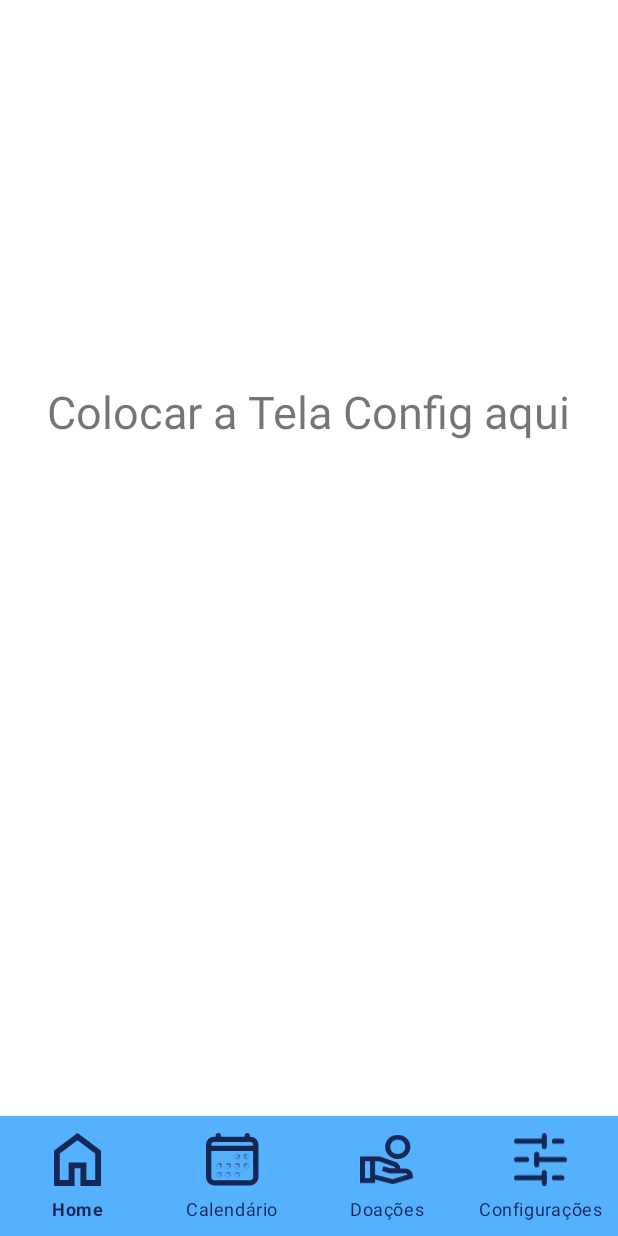
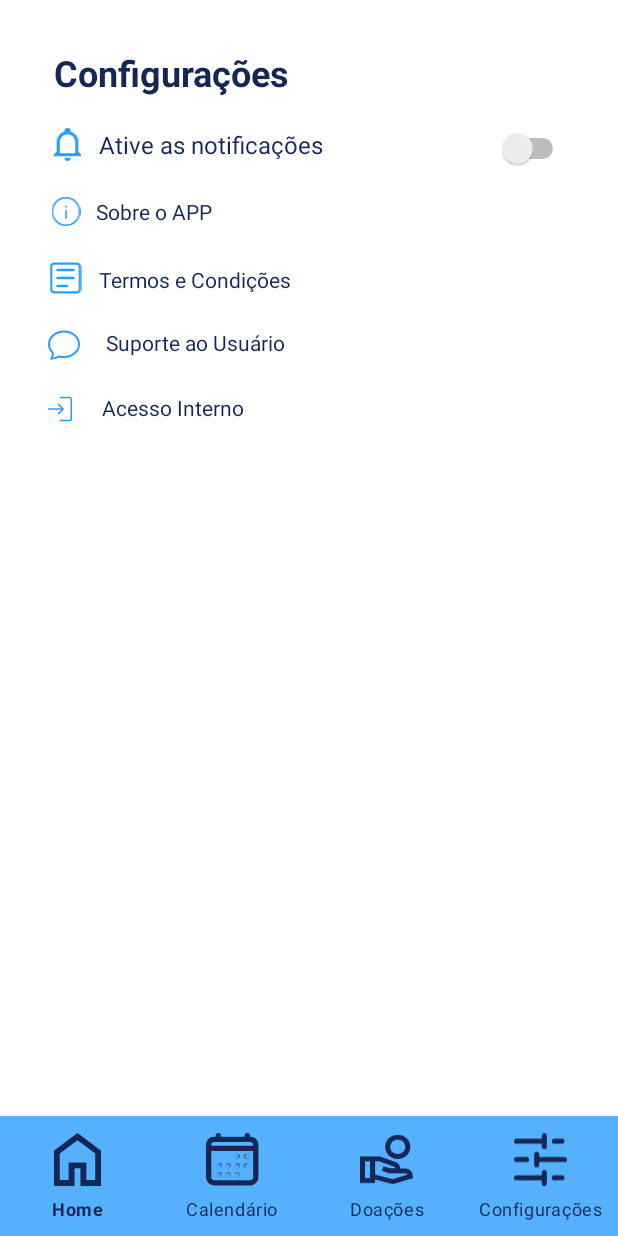
Before and after one commit to 2024-1-NADS3/Projeto2, an Android app: the Config screen opened directly, with no data from a screen before it, on a phone screen of 412 x 824 dp. Run offline under Robolectric (Android 15) with nearby library versions, the phone set to English and light mode, and no system bars.

Commit message:
add tela config

```diff
--- /dev/null
+++ b/Telas/app/src/main/res/drawable/vector.xml
@@ -0,0 +1,11 @@
+<vector xmlns:android="http://schemas.android.com/apk/res/android"
+    android:width="18dp"
+    android:height="21dp"
+    android:viewportWidth="18"
+    android:viewportHeight="21">
+  <path
+      android:strokeWidth="1"
+      android:pathData="M2.354,15.354L2.5,15.207V15V9C2.5,6.121 4.355,3.616 7.144,2.779L7.5,2.672V2.3V2C7.5,1.176 8.176,0.5 9,0.5C9.824,0.5 10.5,1.176 10.5,2V2.3V2.672L10.856,2.779C13.645,3.616 15.5,6.121 15.5,9V15V15.207L15.646,15.354L17.5,17.207V17.5H0.5V17.207L2.354,15.354ZM3.5,16V16.5H4H14H14.5V16V9C14.5,5.924 12.076,3.5 9,3.5C5.924,3.5 3.5,5.924 3.5,9V16ZM10.413,19.5C10.206,20.081 9.649,20.5 9,20.5C8.351,20.5 7.794,20.081 7.586,19.5H10.413Z"
+      android:fillColor="#2B9DFE"
+      android:strokeColor="#2B9DFE"/>
+</vector>
--- /dev/null
+++ b/Telas/app/src/main/res/drawable/vector_access.xml
@@ -0,0 +1,9 @@
+<vector xmlns:android="http://schemas.android.com/apk/res/android"
+    android:width="16dp"
+    android:height="17dp"
+    android:viewportWidth="16"
+    android:viewportHeight="17">
+  <path
+      android:pathData="M7.98,16.5V15.5H14.385C14.538,15.5 14.679,15.436 14.808,15.308C14.936,15.179 15,15.038 15,14.885V2.115C15,1.962 14.936,1.821 14.808,1.692C14.679,1.564 14.538,1.5 14.385,1.5H7.98V0.5H14.384C14.844,0.5 15.228,0.654 15.536,0.963C15.845,1.271 15.999,1.655 15.999,2.115V14.885C15.999,15.345 15.845,15.729 15.537,16.037C15.228,16.346 14.844,16.5 14.384,16.5H7.98ZM7.27,12.038L6.567,11.319L8.887,9H0V8H8.887L6.567,5.68L7.269,4.962L10.808,8.5L7.27,12.038Z"
+      android:fillColor="#2B9DFE"/>
+</vector>
--- /dev/null
+++ b/Telas/app/src/main/res/drawable/vector_info.xml
@@ -0,0 +1,9 @@
+<vector xmlns:android="http://schemas.android.com/apk/res/android"
+    android:width="18dp"
+    android:height="18dp"
+    android:viewportWidth="18"
+    android:viewportHeight="18">
+  <path
+      android:pathData="M8.5,13.5H9.5V8H8.5V13.5ZM9,6.577C9.175,6.577 9.321,6.518 9.438,6.4C9.556,6.282 9.615,6.136 9.615,5.962C9.615,5.787 9.556,5.641 9.438,5.523C9.321,5.405 9.175,5.346 9,5.346C8.825,5.346 8.679,5.405 8.562,5.523C8.445,5.641 8.386,5.787 8.385,5.962C8.384,6.137 8.443,6.283 8.562,6.4C8.679,6.518 8.825,6.577 9,6.577ZM9.003,18C7.759,18 6.589,17.764 5.493,17.292C4.398,16.819 3.445,16.178 2.634,15.368C1.823,14.558 1.182,13.606 0.709,12.512C0.236,11.418 0,10.248 0,9.003C0,7.758 0.236,6.588 0.708,5.493C1.18,4.398 1.821,3.445 2.632,2.634C3.443,1.823 4.395,1.181 5.488,0.709C6.581,0.237 7.751,0.001 8.997,0C10.243,-0.001 11.413,0.235 12.507,0.708C13.601,1.181 14.554,1.822 15.366,2.632C16.178,3.442 16.82,4.394 17.291,5.488C17.762,6.582 17.999,7.752 18,8.997C18.001,10.242 17.765,11.412 17.292,12.507C16.819,13.602 16.177,14.555 15.368,15.366C14.559,16.177 13.607,16.819 12.512,17.291C11.417,17.763 10.248,17.999 9.003,18ZM9,17C11.233,17 13.125,16.225 14.675,14.675C16.225,13.125 17,11.233 17,9C17,6.767 16.225,4.875 14.675,3.325C13.125,1.775 11.233,1 9,1C6.767,1 4.875,1.775 3.325,3.325C1.775,4.875 1,6.767 1,9C1,11.233 1.775,13.125 3.325,14.675C4.875,16.225 6.767,17 9,17Z"
+      android:fillColor="#2B9DFE"/>
+</vector>
--- /dev/null
+++ b/Telas/app/src/main/res/drawable/vector_suporte.xml
@@ -0,0 +1,11 @@
+<vector xmlns:android="http://schemas.android.com/apk/res/android"
+    android:width="21dp"
+    android:height="20dp"
+    android:viewportWidth="21"
+    android:viewportHeight="20">
+  <path
+      android:strokeWidth="1"
+      android:pathData="M10.5,17.875C15.959,17.875 20.188,14.025 20.188,9.5C20.188,4.975 15.959,1.125 10.5,1.125C5.041,1.125 0.813,4.976 0.813,9.5C0.813,11.573 1.685,13.484 3.161,14.964C3.245,15.048 3.31,15.151 3.35,15.263C3.39,15.375 3.405,15.494 3.394,15.613C3.305,16.471 3.136,17.318 2.89,18.145L2.645,18.968L3.482,18.774C5.352,18.341 6.509,17.837 7.052,17.561L6.836,17.134L7.052,17.561C7.231,17.471 7.436,17.449 7.629,17.501C8.566,17.752 9.531,17.877 10.5,17.875ZM10.5,17.875C10.5,17.875 10.5,17.875 10.5,17.875V17.375L10.501,17.875C10.501,17.875 10.501,17.875 10.5,17.875ZM2.367,18.757L2.37,18.748L2.373,18.738L2.374,18.734C2.708,17.763 2.982,16.641 3.083,15.585L3.106,15.351L2.94,15.184C1.412,13.653 0.5,11.664 0.5,9.5C0.5,4.763 4.913,0.813 10.5,0.813C16.087,0.813 20.5,4.763 20.5,9.5C20.5,14.237 16.087,18.188 10.5,18.188L10.499,18.188C9.503,18.19 8.511,18.06 7.549,17.803L7.364,17.753L7.194,17.84C6.552,18.164 5.126,18.778 2.77,19.246C2.561,19.287 2.352,19.326 2.142,19.363C2.222,19.163 2.297,18.961 2.367,18.757Z"
+      android:fillColor="#00000000"
+      android:strokeColor="#2B9DFE"/>
+</vector>
--- /dev/null
+++ b/Telas/app/src/main/res/drawable/vector_terms.xml
@@ -0,0 +1,13 @@
+<vector xmlns:android="http://schemas.android.com/apk/res/android"
+    android:width="20dp"
+    android:height="20dp"
+    android:viewportWidth="20"
+    android:viewportHeight="20">
+  <path
+      android:pathData="M5,5H15M5,10H15M5,15H11M17,1H3C2.47,1 1.961,1.211 1.586,1.586C1.211,1.961 1,2.47 1,3V17C1,17.53 1.211,18.039 1.586,18.414C1.961,18.789 2.47,19 3,19H17C17.53,19 18.039,18.789 18.414,18.414C18.789,18.039 19,17.53 19,17V3C19,2.47 18.789,1.961 18.414,1.586C18.039,1.211 17.53,1 17,1Z"
+      android:strokeLineJoin="round"
+      android:strokeWidth="1.5"
+      android:fillColor="#00000000"
+      android:strokeColor="#2B9DFE"
+      android:strokeLineCap="round"/>
+</vector>
--- a/Telas/app/src/main/res/layout/activity_config.xml
+++ b/Telas/app/src/main/res/layout/activity_config.xml
@@ -7,18 +7,151 @@
     tools:context=".Config">
 
     <TextView
-        android:id="@+id/textView13"
+        android:id="@+id/textView"
+        android:layout_width="340dp"
+        android:layout_height="37dp"
+        android:layout_marginStart="32dp"
+        android:layout_marginTop="32dp"
+        android:layout_marginEnd="32dp"
+        android:text="Configurações"
+        android:textColor="#142755"
+        android:textSize="24sp"
+        android:textStyle="bold"
+        app:layout_constraintEnd_toEndOf="parent"
+        app:layout_constraintStart_toStartOf="parent"
+        app:layout_constraintTop_toTopOf="parent" />
+
+    <ImageView
+        android:id="@+id/imageView"
+        android:layout_width="26dp"
+        android:layout_height="22dp"
+        android:layout_marginStart="32dp"
+        android:layout_marginTop="16dp"
+        app:layout_constraintStart_toStartOf="parent"
+        app:layout_constraintTop_toBottomOf="@+id/textView"
+        app:srcCompat="@drawable/vector" />
+
+    <TextView
+        android:id="@+id/textView2"
+        android:layout_width="0dp"
+        android:layout_height="wrap_content"
+        android:layout_marginStart="8dp"
+        android:layout_marginTop="16dp"
+        android:text="Ative as notificações"
+        android:textColor="#142755"
+        android:textSize="16sp"
+        app:layout_constraintStart_toEndOf="@+id/imageView"
+        app:layout_constraintTop_toBottomOf="@+id/textView" />
+
+    <Switch
+        android:id="@+id/switchNotificacoes"
+        android:layout_width="155dp"
+        android:layout_height="17dp"
+        android:layout_marginStart="8dp"
+        android:layout_marginTop="16dp"
+        android:layout_marginEnd="32dp"
+        android:buttonTint="#2196F3"
+        android:textColorHighlight="#2B9DFE"
+        android:textColorHint="#2196F3"
+        android:textColorLink="#FFFFFF"
+        android:textOn="Ligado"
+        app:layout_constraintEnd_toEndOf="parent"
+        app:layout_constraintStart_toEndOf="@+id/textView2"
+        app:layout_constraintTop_toBottomOf="@+id/textView" />
+
+    <ImageView
+        android:id="@+id/imageView10"
+        android:layout_width="24dp"
+        android:layout_height="19dp"
+        android:layout_marginStart="32dp"
+        android:layout_marginTop="24dp"
+        app:layout_constraintStart_toStartOf="parent"
+        app:layout_constraintTop_toBottomOf="@+id/imageView"
+        app:srcCompat="@drawable/vector_info" />
+
+    <TextView
+        android:id="@+id/textView3"
+        android:layout_width="314dp"
+        android:layout_height="21dp"
+        android:layout_marginStart="8dp"
+        android:layout_marginTop="24dp"
+        android:onClick="avancaSobre"
+        android:text="Sobre o APP"
+        android:textColor="#142755"
+        app:layout_constraintStart_toEndOf="@+id/imageView10"
+        app:layout_constraintTop_toBottomOf="@+id/textView2" />
+
+    <ImageView
+        android:id="@+id/imageView11"
+        android:layout_width="23dp"
+        android:layout_height="21dp"
+        android:layout_marginStart="32dp"
+        android:layout_marginTop="24dp"
+        app:layout_constraintStart_toStartOf="parent"
+        app:layout_constraintTop_toBottomOf="@+id/imageView10"
+        app:srcCompat="@drawable/vector_terms" />
+
+    <TextView
+        android:id="@+id/textView4"
+        android:layout_width="312dp"
+        android:layout_height="18dp"
+        android:layout_marginStart="8dp"
+        android:layout_marginTop="24dp"
+        android:layout_marginEnd="32dp"
+        android:onClick="avancaTermos"
+        android:text="Termos e Condições"
+        android:textColor="#142755"
+        app:layout_constraintEnd_toEndOf="parent"
+        app:layout_constraintStart_toEndOf="@+id/imageView11"
+        app:layout_constraintTop_toBottomOf="@+id/textView3" />
+
+    <ImageView
+        android:id="@+id/imageView12"
         android:layout_width="wrap_content"
         android:layout_height="wrap_content"
-        android:layout_marginStart="132dp"
-        android:layout_marginTop="254dp"
-        android:layout_marginEnd="221dp"
-        android:text="Colocar a Tela Config aqui"
-        android:textSize="30sp"
+        android:layout_marginStart="32dp"
+        android:layout_marginTop="24dp"
+        app:layout_constraintStart_toStartOf="parent"
+        app:layout_constraintTop_toBottomOf="@+id/imageView11"
+        app:srcCompat="@drawable/vector_suporte" />
+
+    <TextView
+        android:id="@+id/textView5"
+        android:layout_width="300dp"
+        android:layout_height="wrap_content"
+        android:layout_marginStart="8dp"
+        android:layout_marginTop="24dp"
+        android:layout_marginEnd="32dp"
+        android:onClick="avancaSuporte"
+        android:text="Suporte ao Usuário"
+        android:textColor="#142755"
         app:layout_constraintEnd_toEndOf="parent"
-        app:layout_constraintHorizontal_bias="0.348"
+        app:layout_constraintStart_toEndOf="@+id/imageView12"
+        app:layout_constraintTop_toBottomOf="@+id/textView4" />
+
+    <ImageView
+        android:id="@+id/imageView13"
+        android:layout_width="wrap_content"
+        android:layout_height="wrap_content"
+        android:layout_marginStart="32dp"
+        android:layout_marginTop="24dp"
         app:layout_constraintStart_toStartOf="parent"
-        app:layout_constraintTop_toTopOf="parent" />
+        app:layout_constraintTop_toBottomOf="@+id/imageView12"
+        app:srcCompat="@drawable/vector_access" />
+
+    <TextView
+        android:id="@+id/textView6"
+        android:layout_width="300dp"
+        android:layout_height="wrap_content"
+        android:layout_marginStart="8dp"
+        android:layout_marginTop="24dp"
+        android:layout_marginEnd="32dp"
+        android:text="Acesso Interno"
+        android:textColor="#142755"
+        app:layout_constraintEnd_toEndOf="parent"
+        app:layout_constraintStart_toEndOf="@+id/imageView13"
+        app:layout_constraintTop_toBottomOf="@+id/textView5" />
+
 
     <com.google.android.material.bottomnavigation.BottomNavigationView
         android:id="@+id/bottomNavigation"
```
Also changed, not shown: Telas/app/src/main/AndroidManifest.xml (+9 -0 lines), Telas/app/src/main/java/com/example/telas_iniciais/Config.java (+18 -0 lines), Telas/app/src/main/java/com/example/telas_iniciais/sobreApp.java (added, +21 -0 lines), Telas/app/src/main/java/com/example/telas_iniciais/suporte.java (added, +21 -0 lines), Telas/app/src/main/java/com/example/telas_iniciais/termos.java (added, +21 -0 lines), Telas/app/src/main/res/drawable/flecha.xml (added, +13 -0 lines), Telas/app/src/main/res/layout/activity_sobre_app.xml (added, +79 -0 lines), Telas/app/src/main/res/layout/activity_suporte.xml (added, +111 -0 lines), Telas/app/src/main/res/layout/activity_termos.xml (added, +65 -0 lines), Telas/app/src/main/res/drawable/group_4042.png (added), Telas/app/src/main/res/drawable/logo.jpg (added).
